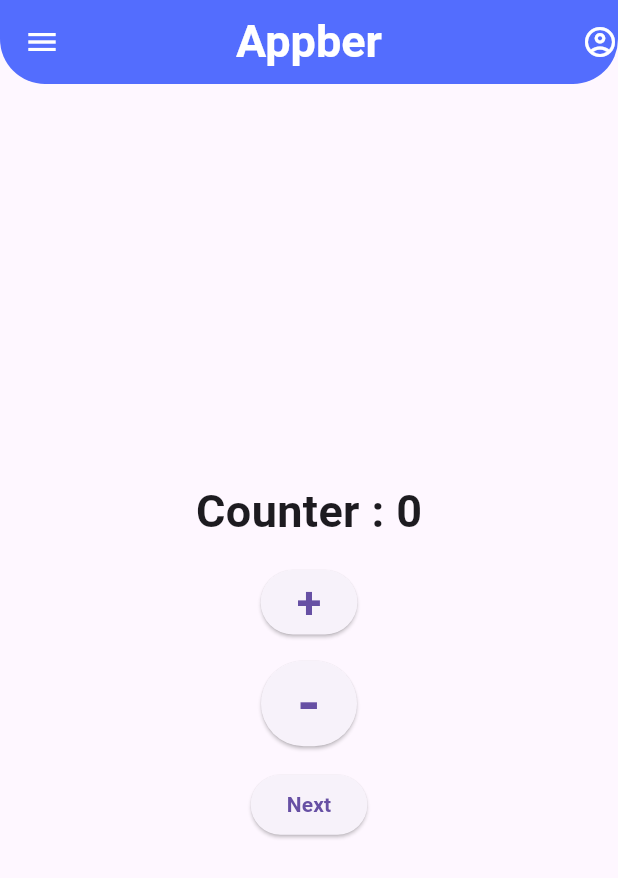
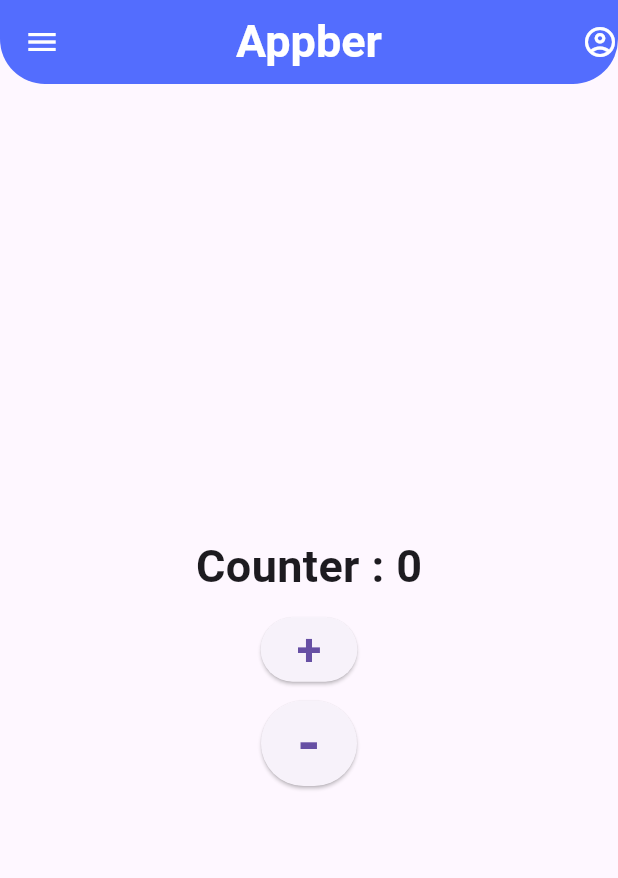
Before and after one commit to rifatalam26/my-first-app, a Flutter app: the screen it shows after launch, on a phone screen of 412 x 824 dp. Shown: the top 878 px of the screen. Run offline on Flutter 3.47's test engine with Material 3 defaults, Android fonts, the phone set to English and light mode, and no system bars.

Commit message:
Counter app

```diff
--- a/lib/main.dart
+++ b/lib/main.dart
@@ -54,7 +54,9 @@ class _HomePageState extends State<HomePage> {
                 "Counter : $c",
                 style: TextStyle(fontSize: 30, fontWeight: FontWeight.bold),
               ),
-            SizedBox(height: 15,),
+              SizedBox(
+                height: 10,
+              ),
               ElevatedButton(
                   onPressed: () {
                     setState(() {
@@ -63,9 +65,11 @@ class _HomePageState extends State<HomePage> {
                   },
                   child: Text(
                     "+",
-                  style: TextStyle(fontWeight: FontWeight.bold, fontSize: 30),
+                    style: TextStyle(fontSize: 30, fontWeight: FontWeight.bold),
                   )),
-            SizedBox(height: 15,),
+              SizedBox(
+                height: 10,
+              ),
               ElevatedButton(
                   onPressed: () {
                     setState(() {
@@ -73,22 +77,11 @@ class _HomePageState extends State<HomePage> {
                     });
                   },
                   child: Text(
-                  "-",
+                    '-',
                     style: TextStyle(fontSize: 40, fontWeight: FontWeight.bold),
                   )),
-            SizedBox(height: 15,),
-            ElevatedButton(
-                onPressed: () {
-                  Navigator.push(context,
-                      MaterialPageRoute(builder: (context) => home_screen()));
-                },
-                child: Text(
-                  "Next",
-                  style: TextStyle(fontWeight: FontWeight.bold),
-                ))
             ],
           ),
-      ),
-    );
+        ));
   }
 }
--- a/lib/view/home_screen.dart
+++ b/lib/view/home_screen.dart
@@ -84,6 +84,7 @@ class home_screen extends StatelessWidget {
               )
             ],
           ),
-        ));
+        )
+    );
   }
 }
```
Lines whose indentation alone changed are shown as unchanged.
